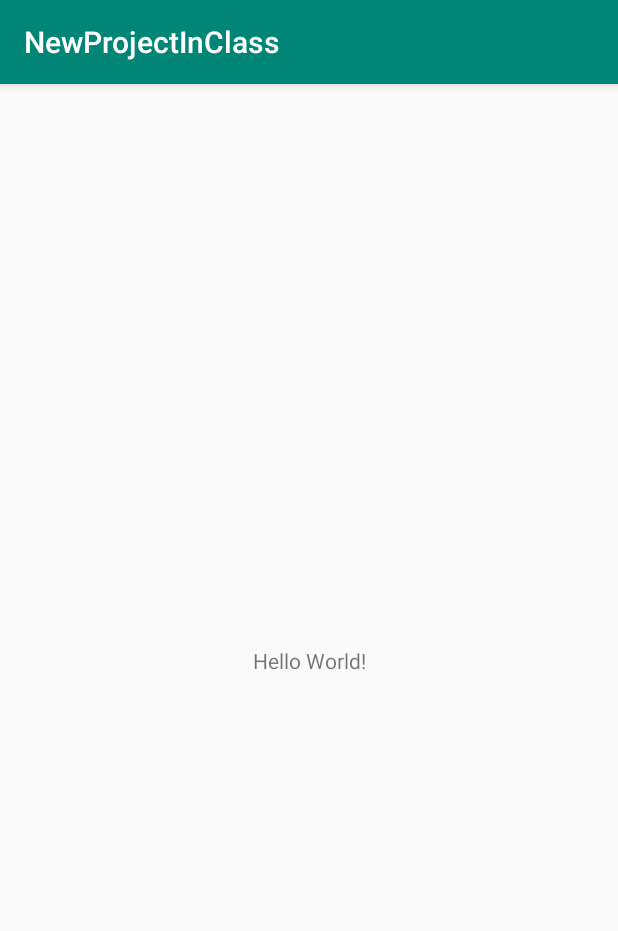
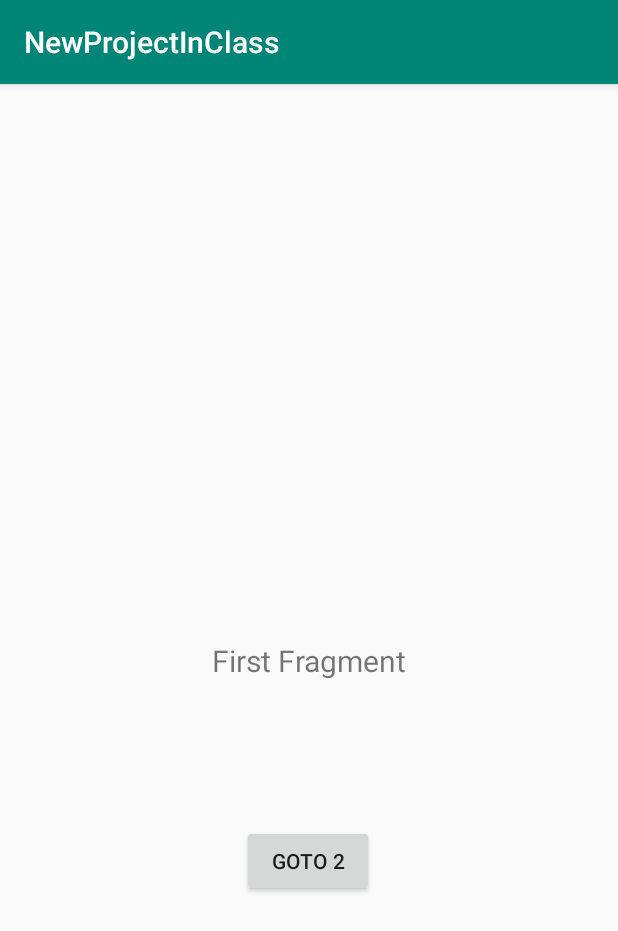
Before and after one commit to dalwinderg/harshclass_secondfragment_work, an Android app: the screen it shows after launch (MainActivity), on a phone screen of 412 x 824 dp. Shown: the top 931 px of the screen. Run offline under Robolectric (Android 15) with nearby library versions, the phone set to English and light mode, and no system bars; 1 statement that could not run was skipped.

Commit message:
Fragment NavController

```diff
--- /dev/null
+++ b/app/src/main/java/com/example/newprojectinclass/FirstFragment.java
@@ -0,0 +1,67 @@
+package com.example.newprojectinclass;
+
+import android.content.Context;
+import android.net.Uri;
+import android.os.Bundle;
+
+import androidx.annotation.NonNull;
+import androidx.annotation.Nullable;
+import androidx.fragment.app.Fragment;
+import androidx.navigation.NavController;
+import androidx.navigation.Navigation;
+
+import android.view.LayoutInflater;
+import android.view.View;
+import android.view.ViewGroup;
+import android.widget.Button;
+
+
+public class FirstFragment extends Fragment {
+    Button btn_go;
+    private NavController navController;
+
+
+    public FirstFragment() {
+        // Required empty public constructor
+    }
+
+
+    @Override
+    public void onViewCreated(@NonNull View view, @Nullable Bundle savedInstanceState) {
+        super.onViewCreated(view, savedInstanceState);
+        navController = Navigation.findNavController(getActivity(),R.id.nav_host_fragment);
+
+        btn_go= view.findViewById(R.id.btn_first);
+
+
+        btn_go.setOnClickListener(new View.OnClickListener() {
+            @Override
+            public void onClick(View v) {
+
+                navController.navigate(R.id.secondFragment);
+
+            }
+        });
+
+    }
+
+    @Override
+    public View onCreateView(LayoutInflater inflater, ViewGroup container,
+                             Bundle savedInstanceState) {
+        // Inflate the layout for this fragment
+        return inflater.inflate(R.layout.fragment_first, container, false);
+    }
+
+
+
+    @Override
+    public void onAttach(Context context) {
+        super.onAttach(context);
+
+    }
+
+
+
+
+
+}
--- a/app/src/main/java/com/example/newprojectinclass/MainActivity.java
+++ b/app/src/main/java/com/example/newprojectinclass/MainActivity.java
@@ -10,5 +10,8 @@ public class MainActivity extends AppCompatActivity {
     protected void onCreate(Bundle savedInstanceState) {
         super.onCreate(savedInstanceState);
         setContentView(R.layout.activity_main);
+
+        //test
+
     }
 }
--- a/app/src/main/res/layout/activity_main.xml
+++ b/app/src/main/res/layout/activity_main.xml
@@ -6,13 +6,16 @@
     android:layout_height="match_parent"
     tools:context=".MainActivity">
 
-    <TextView
-        android:layout_width="wrap_content"
-        android:layout_height="wrap_content"
-        android:text="Hello World!"
-        app:layout_constraintBottom_toBottomOf="parent"
-        app:layout_constraintLeft_toLeftOf="parent"
-        app:layout_constraintRight_toRightOf="parent"
-        app:layout_constraintTop_toTopOf="parent" />
+
+    <fragment
+        android:layout_width="match_parent"
+        android:layout_height="match_parent"
+        android:id="@+id/nav_host_fragment"
+        android:name="androidx.navigation.fragment.NavHostFragment"
+        app:defaultNavHost="true"
+        app:navGraph="@navigation/navigation_graph"
+        />
+
+
 
 </androidx.constraintlayout.widget.ConstraintLayout>
--- /dev/null
+++ b/app/src/main/res/layout/fragment_first.xml
@@ -0,0 +1,33 @@
+<?xml version="1.0" encoding="utf-8"?>
+<androidx.constraintlayout.widget.ConstraintLayout xmlns:android="http://schemas.android.com/apk/res/android"
+    xmlns:tools="http://schemas.android.com/tools"
+    android:layout_width="match_parent"
+    android:layout_height="match_parent"
+    xmlns:app="http://schemas.android.com/apk/res-auto"
+    tools:context=".FirstFragment">
+
+    <!-- TODO: Update blank fragment layout -->
+    <TextView
+        android:id="@+id/txt_firstfrag"
+        android:layout_width="wrap_content"
+        android:layout_height="wrap_content"
+        android:text="First Fragment"
+        android:textSize="20sp"
+        app:layout_constraintBottom_toBottomOf="parent"
+        app:layout_constraintEnd_toEndOf="parent"
+        app:layout_constraintStart_toStartOf="parent"
+        app:layout_constraintTop_toTopOf="parent"
+        />
+
+    <Button
+        android:id="@+id/btn_first"
+        android:layout_width="wrap_content"
+        android:layout_height="wrap_content"
+        android:layout_marginTop="96dp"
+        android:text="GoTo 2"
+        app:layout_constraintEnd_toEndOf="parent"
+        app:layout_constraintHorizontal_bias="0.498"
+        app:layout_constraintStart_toStartOf="parent"
+        app:layout_constraintTop_toBottomOf="@id/txt_firstfrag" />
+
+</androidx.constraintlayout.widget.ConstraintLayout>
--- /dev/null
+++ b/app/src/main/res/navigation/navigation_graph.xml
@@ -0,0 +1,18 @@
+<?xml version="1.0" encoding="utf-8"?>
+<navigation xmlns:android="http://schemas.android.com/apk/res/android"
+    xmlns:app="http://schemas.android.com/apk/res-auto"
+    xmlns:tools="http://schemas.android.com/tools"
+    android:id="@+id/navigation_graph"
+    app:startDestination="@id/firstFragment">
+
+    <fragment
+        android:id="@+id/firstFragment"
+        android:name="com.example.newprojectinclass.FirstFragment"
+        android:label="fragment_first"
+        tools:layout="@layout/fragment_first" />
+    <fragment
+        android:id="@+id/secondFragment"
+        android:name="com.example.newprojectinclass.SecondFragment"
+        android:label="fragment_second"
+        tools:layout="@layout/fragment_second" />
+</navigation>
--- a/app/src/main/res/values/strings.xml
+++ b/app/src/main/res/values/strings.xml
@@ -1,3 +1,6 @@
 <resources>
     <string name="app_name">NewProjectInClass</string>
+
+    <!-- TODO: Remove or change this placeholder text -->
+    <string name="hello_blank_fragment">Hello blank fragment</string>
 </resources>
```
Also changed, not shown: app/build.gradle (+8 -0 lines), app/src/main/java/com/example/newprojectinclass/SecondFragment.java (added, +60 -0 lines), app/src/main/res/layout/fragment_second.xml (added, +35 -0 lines).
